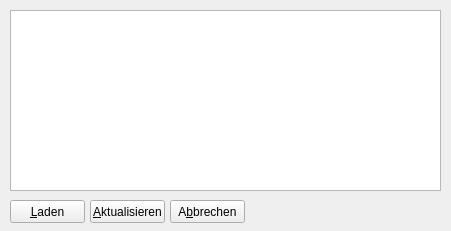
Above: source/gloperate-qtwidgets/source/PluginWidget.ui from cginternals/gloperate before the change. Below: the same form after it.
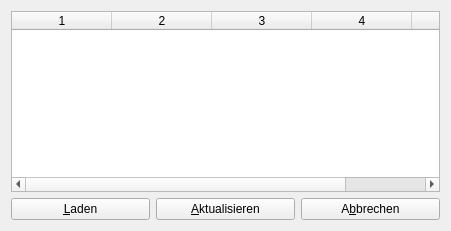
That is the form after the change.

Commit message: Add basic plugin show and change functionality to PluginWidget

Patch:
```diff
--- a/source/gloperate-qtwidgets/source/PluginWidget.ui
+++ b/source/gloperate-qtwidgets/source/PluginWidget.ui
@@ -13,55 +13,53 @@
   <property name="windowTitle">
    <string>Form</string>
   </property>
-  <widget class="QPushButton" name="loadButton">
-   <property name="geometry">
-    <rect>
-     <x>10</x>
-     <y>200</y>
-     <width>75</width>
-     <height>23</height>
-    </rect>
-   </property>
-   <property name="text">
-    <string>&amp;Laden</string>
-   </property>
-  </widget>
-  <widget class="QPushButton" name="cancelButton">
-   <property name="geometry">
-    <rect>
-     <x>170</x>
-     <y>200</y>
-     <width>75</width>
-     <height>23</height>
-    </rect>
-   </property>
-   <property name="text">
-    <string>A&amp;bbrechen</string>
-   </property>
-  </widget>
-  <widget class="QListView" name="listView">
-   <property name="geometry">
-    <rect>
-     <x>10</x>
-     <y>10</y>
-     <width>431</width>
-     <height>181</height>
-    </rect>
-   </property>
-  </widget>
-  <widget class="QPushButton" name="refreshButton">
-   <property name="geometry">
-    <rect>
-     <x>90</x>
-     <y>200</y>
-     <width>75</width>
-     <height>23</height>
-    </rect>
-   </property>
-   <property name="text">
-    <string>&amp;Aktualisieren</string>
-   </property>
-  </widget>
+  <layout class="QGridLayout" name="gridLayout">
+   <item row="0" column="0" colspan="3">
+    <widget class="QTableWidget" name="pluginTableWidget">
+     <property name="editTriggers">
+      <set>QAbstractItemView::NoEditTriggers</set>
+     </property>
+     <property name="selectionMode">
+      <enum>QAbstractItemView::SingleSelection</enum>
+     </property>
+     <property name="selectionBehavior">
+      <enum>QAbstractItemView::SelectRows</enum>
+     </property>
+     <property name="columnCount">
+      <number>5</number>
+     </property>
+     <attribute name="verticalHeaderVisible">
+      <bool>false</bool>
+     </attribute>
+     <column/>
+     <column/>
+     <column/>
+     <column/>
+     <column/>
+    </widget>
+   </item>
+   <item row="1" column="0">
+    <widget class="QPushButton" name="loadButton">
+     <property name="text">
+      <string>&amp;Laden</string>
+     </property>
+    </widget>
+   </item>
+   <item row="1" column="1">
+    <widget class="QPushButton" name="refreshButton">
+     <property name="text">
+      <string>&amp;Aktualisieren</string>
+     </property>
+    </widget>
+   </item>
+   <item row="1" column="2">
+    <widget class="QPushButton" name="cancelButton">
+     <property name="text">
+      <string>A&amp;bbrechen</string>
+     </property>
+    </widget>
+   </item>
+  </layout>
  </widget>
  <resources/>
  <connections/>
```
Left out of the diff: 4 changed lines with no effect on the pictures. The commit also changes 2 other files.
